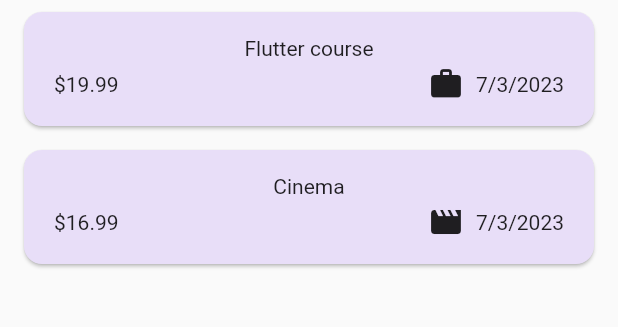
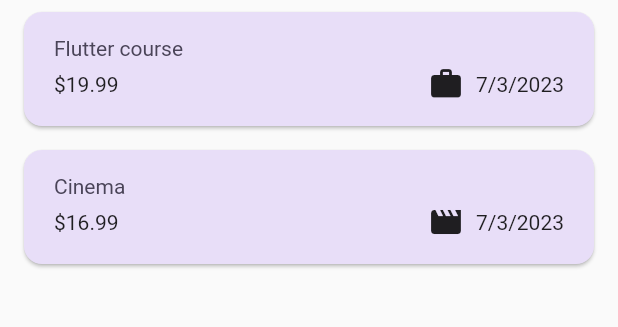
Before and after one commit to wemali05/expenses-tracker, a Flutter app: the screen it shows after launch, on a phone screen of 412 x 824 dp, the part 108-435 px from its top. Run offline on Flutter 3.47's test engine with Material 2 defaults, Android fonts, the phone set to English and light mode, and no system bars.

Commit message:
using theme data on in widgets

```diff
--- a/lib/widgets/expenses_list/expense_item.dart
+++ b/lib/widgets/expenses_list/expense_item.dart
@@ -12,8 +12,12 @@ class ExpenseItem extends StatelessWidget {
       child: Padding(
         padding: const EdgeInsets.symmetric(horizontal: 20, vertical: 16),
         child: Column(
+          crossAxisAlignment: CrossAxisAlignment.start,
           children: [
-            Text(expense.title),
+            Text(
+              expense.title,
+              style: Theme.of(context).textTheme.titleLarge,
+            ),
             const SizedBox(
               height: 4,
             ),
--- a/lib/widgets/expenses_list/expenses_list.dart
+++ b/lib/widgets/expenses_list/expenses_list.dart
@@ -1,5 +1,6 @@
 import 'package:expense_tracker/model/expense.dart';
 import 'package:expense_tracker/widgets/expenses_list/expense_item.dart';
+import 'package:flutter/material.dart';
 import 'package:flutter/widgets.dart';
 
 class ExpensesList extends StatelessWidget {
@@ -13,6 +14,12 @@ class ExpensesList extends StatelessWidget {
     return ListView.builder(
       itemCount: expenses.length,
       itemBuilder: (ctx, index) => Dismissible(
+        background: Container(
+          color: Theme.of(context).colorScheme.error.withOpacity(0.75),
+          margin: EdgeInsets.symmetric(
+            horizontal: Theme.of(context).cardTheme.margin!.horizontal,
+          ),
+        ),
         key: ValueKey(expenses[index]),
         onDismissed: (direction) {
           onRemoveExpense(expenses[index]);
```
